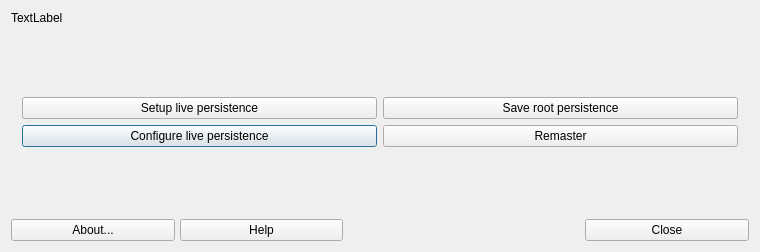
The window that mxremastercc.ui (AdrianTM/mx-remastercc) describes before a commit, drawn with Qt 5.
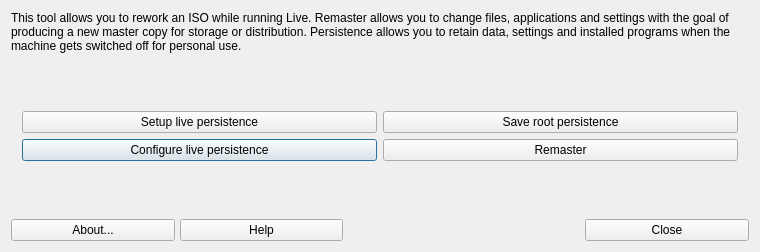
The same window after the commit. Icons and pictures are not drawn.

What changed in the file:
```diff
--- a/mxremastercc.ui
+++ b/mxremastercc.ui
@@ -91,10 +91,13 @@
        <property name="orientation">
         <enum>Qt::Vertical</enum>
        </property>
+       <property name="sizeType">
+        <enum>QSizePolicy::MinimumExpanding</enum>
+       </property>
        <property name="sizeHint" stdset="0">
         <size>
          <width>20</width>
-         <height>40</height>
+         <height>20</height>
         </size>
        </property>
       </spacer>
@@ -128,7 +131,10 @@
      <item row="1" column="0" colspan="4">
       <widget class="QLabel" name="label">
        <property name="text">
-        <string>TextLabel</string>
+        <string>This tool allows you to rework an ISO while running Live. Remaster allows you to change files, applications and settings with the goal of producing a new master copy for storage or distribution. Persistence allows you to retain data, settings and installed programs when the machine gets switched off for personal use.</string>
+       </property>
+       <property name="wordWrap">
+        <bool>true</bool>
        </property>
       </widget>
      </item>
```
Left out of the diff: 16 changed lines with no effect on the pictures.
